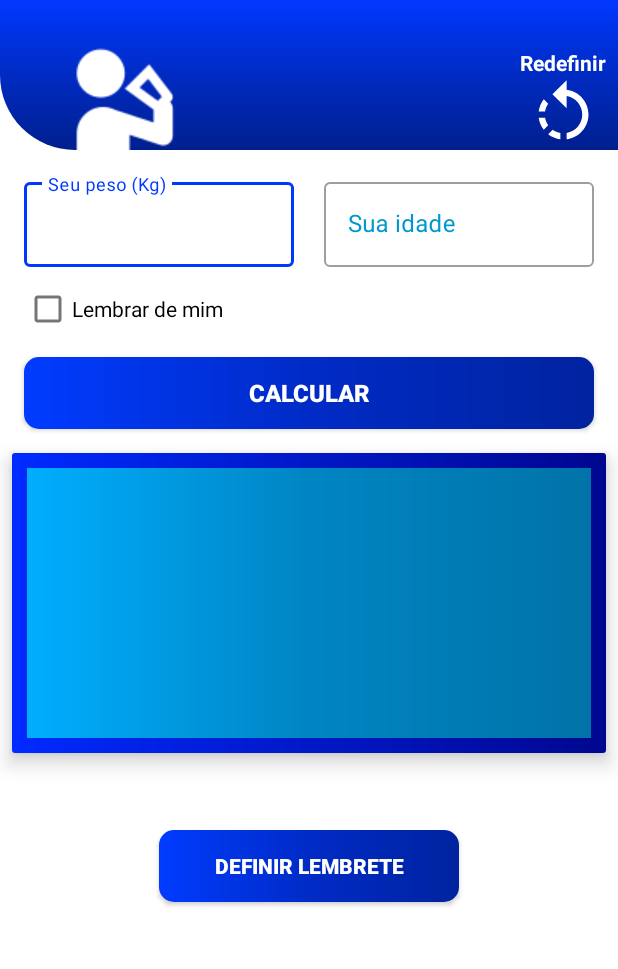
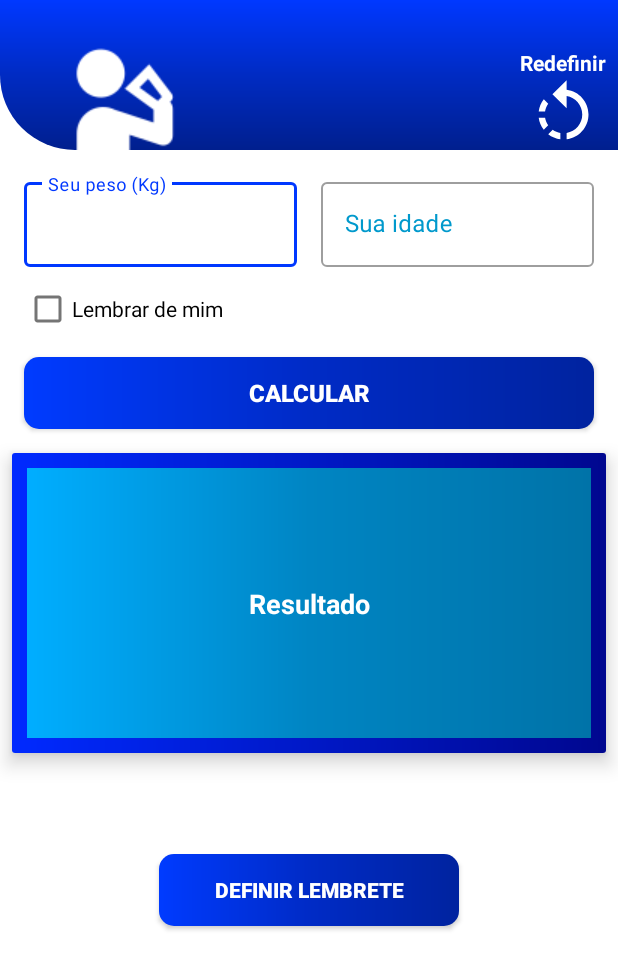
Before and after one commit to Fells778/app-lembrar-de-beber-agua, an Android app: the layout activity_main.xml on its own in the app's theme, with its tools: preview values and no code run, on a phone screen of 412 x 824 dp. Shown: the top 969 px of the screen. Run offline under Robolectric (Android 15) with nearby library versions, the phone set to English and light mode, and no system bars.

Commit message:
feat: add do dataStore  e alterações no layout

```diff
--- a/app/src/main/java/com/example/lembrardebeberagua/helpers/Mask.kt
+++ b/app/src/main/java/com/example/lembrardebeberagua/helpers/Mask.kt
@@ -10,7 +10,7 @@ object Mask {
     const val FORMAT_CEP = "#####-####"
     const val FORMAT_DATE = "##/##/####"
     const val FORMAT_HOUR = "##:##"
-    const val FORMAT_WEIGHT = "##,##"
+    const val FORMAT_WEIGHT = "##.##"
 
     fun mask(ediTxt: EditText, mask: String): TextWatcher {
         return object : TextWatcher {
--- a/app/src/main/res/layout/activity_main.xml
+++ b/app/src/main/res/layout/activity_main.xml
@@ -58,12 +58,14 @@
             <com.google.android.material.textfield.TextInputLayout
                 android:id="@+id/textInputLayout"
                 style="@style/Widget.MaterialComponents.TextInputLayout.OutlinedBox"
-                android:layout_width="180dp"
+                android:layout_width="0dp"
                 android:layout_height="wrap_content"
                 android:layout_marginStart="16dp"
                 android:layout_marginTop="16dp"
+                android:layout_marginEnd="8dp"
                 android:hint="@string/text_your_weight"
                 android:textColorHint="@android:color/holo_blue_dark"
+                app:layout_constraintEnd_toStartOf="@+id/guideline2"
                 app:layout_constraintStart_toStartOf="@+id/view"
                 app:layout_constraintTop_toBottomOf="@+id/view">
 
@@ -81,13 +83,15 @@
             <com.google.android.material.textfield.TextInputLayout
                 android:id="@+id/textInputLayout2"
                 style="@style/Widget.MaterialComponents.TextInputLayout.OutlinedBox"
-                android:layout_width="180dp"
+                android:layout_width="0dp"
                 android:layout_height="0dp"
+                android:layout_marginStart="8dp"
                 android:layout_marginEnd="16dp"
                 android:hint="@string/text_your_age"
                 android:textColorHint="@android:color/holo_blue_dark"
                 app:layout_constraintBottom_toBottomOf="@+id/textInputLayout"
                 app:layout_constraintEnd_toEndOf="@+id/view"
+                app:layout_constraintStart_toStartOf="@+id/guideline2"
                 app:layout_constraintTop_toTopOf="@+id/textInputLayout">
 
                 <com.google.android.material.textfield.TextInputEditText
@@ -131,22 +135,39 @@
                 android:layout_marginStart="8dp"
                 android:layout_marginTop="16dp"
                 android:layout_marginEnd="8dp"
+                android:visibility="visible"
                 app:cardElevation="8dp"
                 app:layout_constraintEnd_toEndOf="parent"
                 app:layout_constraintStart_toStartOf="parent"
                 app:layout_constraintTop_toBottomOf="@+id/button_calc">
 
-                <LinearLayout
+                <androidx.constraintlayout.widget.ConstraintLayout
                     android:layout_width="match_parent"
                     android:layout_height="match_parent"
-                    android:background="@drawable/custom_result"
-                    android:orientation="horizontal">
+                    android:background="@drawable/custom_result">
+
+                    <TextView
+                        android:id="@+id/textView_messae_result"
+                        android:layout_width="wrap_content"
+                        android:layout_height="wrap_content"
+                        android:text="@string/text_result"
+                        android:textColor="@color/white"
+                        android:textSize="18sp"
+                        android:textStyle="bold"
+                        app:layout_constraintBottom_toBottomOf="parent"
+                        app:layout_constraintEnd_toEndOf="@+id/constraint_layout_result"
+                        app:layout_constraintStart_toStartOf="parent"
+                        app:layout_constraintTop_toTopOf="parent" />
 
                     <androidx.constraintlayout.widget.ConstraintLayout
                         android:id="@+id/constraint_layout_result"
                         android:layout_width="match_parent"
                         android:layout_height="match_parent"
-                        android:visibility="invisible">
+                        android:visibility="invisible"
+                        app:layout_constraintBottom_toBottomOf="parent"
+                        app:layout_constraintEnd_toEndOf="parent"
+                        app:layout_constraintStart_toStartOf="parent"
+                        app:layout_constraintTop_toTopOf="parent">
 
                         <View
                             android:id="@+id/view2"
@@ -154,7 +175,7 @@
                             android:layout_height="wrap_content"
                             app:layout_constraintBottom_toBottomOf="parent"
                             app:layout_constraintEnd_toEndOf="parent"
-                            app:layout_constraintHorizontal_bias="1.0"
+                            app:layout_constraintHorizontal_bias="0.0"
                             app:layout_constraintStart_toStartOf="parent"
                             app:layout_constraintTop_toBottomOf="@+id/textView_result"
                             app:layout_constraintVertical_bias="1.0" />
@@ -177,11 +198,11 @@
                             android:layout_width="50dp"
                             android:layout_height="50dp"
                             android:layout_marginTop="16dp"
+                            android:contentDescription="@string/legend_reset_image"
                             app:layout_constraintEnd_toEndOf="parent"
                             app:layout_constraintStart_toEndOf="@+id/divider"
                             app:layout_constraintTop_toTopOf="@+id/divider"
-                            app:srcCompat="@drawable/icons8_plastic_bottle_100"
-                            android:contentDescription="@string/legend_reset_image"/>
+                            app:srcCompat="@drawable/icons8_plastic_bottle_100" />
 
                         <TextView
                             android:id="@+id/textView_bottle"
@@ -203,11 +224,11 @@
                             android:layout_width="50dp"
                             android:layout_height="50dp"
                             android:layout_marginTop="16dp"
+                            android:contentDescription="@string/legend_reset_image"
                             app:layout_constraintEnd_toStartOf="@+id/divider"
                             app:layout_constraintStart_toStartOf="@+id/view2"
                             app:layout_constraintTop_toTopOf="@+id/divider"
-                            app:srcCompat="@drawable/icons8_sparkling_water_100"
-                            android:contentDescription="@string/legend_reset_image"/>
+                            app:srcCompat="@drawable/icons8_sparkling_water_100" />
 
                         <View
                             android:id="@+id/divider"
@@ -237,15 +258,17 @@
                             app:layout_constraintTop_toBottomOf="@+id/imageView3" />
 
                     </androidx.constraintlayout.widget.ConstraintLayout>
-                </LinearLayout>
+                </androidx.constraintlayout.widget.ConstraintLayout>
 
             </androidx.cardview.widget.CardView>
 
             <TextView
                 android:id="@+id/textView_you_need_to_ingest"
-                android:layout_width="wrap_content"
+                android:layout_width="0dp"
                 android:layout_height="wrap_content"
+                android:layout_marginStart="8dp"
                 android:layout_marginTop="16dp"
+                android:layout_marginEnd="8dp"
                 android:fontFamily="sans-serif-medium"
                 android:text="@string/text_you_need_to_ingest"
                 android:textAlignment="center"
@@ -256,25 +279,12 @@
                 app:layout_constraintStart_toStartOf="@+id/cardView"
                 app:layout_constraintTop_toBottomOf="@+id/cardView" />
 
-            <TextView
-                android:id="@+id/textView_llt_result"
-                android:layout_width="wrap_content"
-                android:layout_height="wrap_content"
-                android:layout_marginStart="4dp"
-                android:fontFamily="sans-serif-medium"
-                android:text="@string/text_lt"
-                android:textColor="@color/black"
-                android:textSize="14sp"
-                android:visibility="invisible"
-                app:layout_constraintStart_toEndOf="@+id/textView_you_need_to_ingest"
-                app:layout_constraintTop_toTopOf="@+id/textView_you_need_to_ingest" />
-
             <androidx.appcompat.widget.AppCompatButton
                 android:id="@+id/button_alarm"
                 android:layout_width="200dp"
                 android:layout_height="wrap_content"
                 android:layout_marginStart="16dp"
-                android:layout_marginTop="16dp"
+                android:layout_marginTop="32dp"
                 android:layout_marginEnd="16dp"
                 android:layout_marginBottom="8dp"
                 android:background="@drawable/custom_button"
@@ -284,7 +294,14 @@
                 app:layout_constraintBottom_toBottomOf="parent"
                 app:layout_constraintEnd_toEndOf="parent"
                 app:layout_constraintStart_toStartOf="parent"
-                app:layout_constraintTop_toBottomOf="@+id/textView_llt_result" />
+                app:layout_constraintTop_toBottomOf="@+id/textView_you_need_to_ingest" />
+
+            <androidx.constraintlayout.widget.Guideline
+                android:id="@+id/guideline2"
+                android:layout_width="wrap_content"
+                android:layout_height="wrap_content"
+                android:orientation="vertical"
+                app:layout_constraintGuide_percent="0.50" />
 
         </androidx.constraintlayout.widget.ConstraintLayout>
     </ScrollView>
--- a/app/src/main/res/values/strings.xml
+++ b/app/src/main/res/values/strings.xml
@@ -1,6 +1,6 @@
 <resources>
     <string name="app_name">LembrarDeBeberAgua</string>
-
+    <!-- Strings from Activity -->
     <string name="empty_field">Campo vazio</string>
     <string name="text_remember_me">Lembrar de mim</string>
     <string name="text_your_name">Seu nome (opcional)</string>
@@ -8,8 +8,10 @@
     <string name="text_your_age">Sua idade</string>
     <string name="text_your_weight">Seu peso (Kg)</string>
     <string name="text_reset">Redefinir</string>
+    <string name="text_result">Resultado</string>
     <string name="text_remember">Lembrar</string>
     <string name="text_you_need_to_ingest">O seu consumo ideal é:</string>
+    <string name="text_about"> O seu consumo é de:</string>
     <string name="text_alert">Definir lembrete</string>
     <string name="text_lt">Litros</string>
     <string name="text_calc">Calcular</string>
@@ -19,8 +21,7 @@
     <string name="text_ingest_bottle">garrafinha de 500ml</string>
     <string name="text_ingest_glass">copos de 250ml</string>
     <string name="text_loading">Carregando...</string>
-
-    <!-- Strings from Activity -->
     <string name="fill_in_the_fields">Preencha os campos acima</string>
+    <string name="field_weight">Por favor informe seu peso por completo</string>
 
 </resources>
```
Also changed, not shown: app/build.gradle (+19 -0 lines), app/src/main/java/com/example/lembrardebeberagua/MainActivity.kt (+45 -2 lines), app/src/main/java/com/example/lembrardebeberagua/datastore/DataStore.kt (+36 -1 lines), app/src/main/java/com/example/lembrardebeberagua/helpers/EmptyFields.kt (+9 -0 lines), app/src/main/java/com/example/lembrardebeberagua/model/ViewModelMain.kt (+6 -3 lines).
